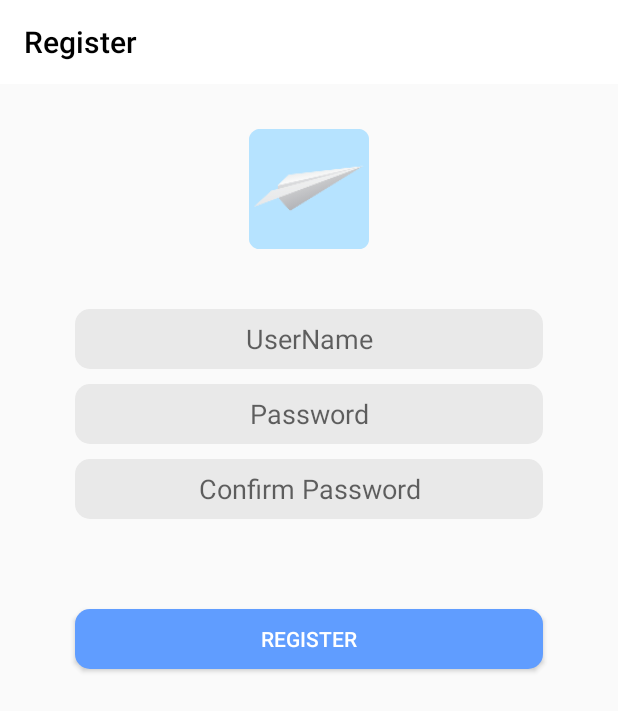
After one commit to WEIHAOLEE/ClickToFlight, an Android app: the layout activity_register.xml on its own in the app's theme, with its tools: preview values and no code run, on a phone screen of 412 x 824 dp. The commit adds this screen. Shown: the top 711 px of the screen. Run offline under Robolectric (Android 15) with nearby library versions, the phone set to English and light mode, and no system bars.

Commit message:
add login and register page (no logic)

```diff
--- a/app/src/main/AndroidManifest.xml
+++ b/app/src/main/AndroidManifest.xml
@@ -12,7 +12,9 @@
         android:supportsRtl="true"
         android:theme="@style/AppTheme"
         android:usesCleartextTraffic="true">
-        <activity android:name=".FlightInfoActivity"></activity>
+        <activity android:name=".RegisterActivity"></activity>
+        <activity android:name=".LoginActivity" />
+        <activity android:name=".FlightInfoActivity" />
         <activity android:name=".ConfirmActivity" />
         <activity
             android:name=".SearchActivity"
--- /dev/null
+++ b/app/src/main/res/layout/activity_register.xml
@@ -0,0 +1,93 @@
+<?xml version="1.0" encoding="utf-8"?>
+<RelativeLayout xmlns:android="http://schemas.android.com/apk/res/android"
+    xmlns:app="http://schemas.android.com/apk/res-auto"
+    xmlns:tools="http://schemas.android.com/tools"
+    android:layout_width="match_parent"
+    android:layout_height="match_parent"
+    tools:context=".RegisterActivity">
+
+
+    <!--解决状态栏与toolbar重叠问题-->
+    <View
+        android:id="@+id/view_bar"
+        android:layout_width="match_parent"
+        android:layout_height="0dp"
+        android:background="#FFFFFF" />
+
+    <androidx.appcompat.widget.Toolbar
+        android:id="@+id/tb_1"
+        android:layout_below="@+id/view_bar"
+        android:layout_width="match_parent"
+        android:layout_height="?attr/actionBarSize"
+        android:background="#FFFFFF"
+        app:title="Register"
+        app:titleTextColor="#000000"
+        android:theme="@style/ThemeOverlay.AppCompat.ActionBar"
+        app:popupTheme="@style/ThemeOverlay.AppCompat.Light"/>
+
+
+    <ImageView
+        android:id="@+id/iv_icon"
+        android:layout_below="@id/tb_1"
+        android:layout_width="80dp"
+        android:layout_height="80dp"
+        android:layout_centerHorizontal="true"
+        android:layout_marginTop="30dp"
+        android:background="@mipmap/ic_launcher" />
+
+
+    <EditText
+        android:id="@+id/et_id"
+        android:layout_marginTop="40dp"
+        android:layout_below="@id/iv_icon"
+        android:layout_width="match_parent"
+        android:layout_height="40dp"
+        android:layout_marginLeft="50dp"
+        android:layout_marginRight="50dp"
+        android:background="@drawable/boarding_reservation_round"
+        android:hint="UserName"
+        android:gravity="center"
+        android:inputType="text" />
+
+
+    <EditText
+        android:id="@+id/et_pwd"
+        android:layout_marginTop="10dp"
+        android:layout_below="@id/et_id"
+        android:layout_width="match_parent"
+        android:layout_height="40dp"
+        android:layout_marginLeft="50dp"
+        android:layout_marginRight="50dp"
+        android:hint="Password"
+        android:gravity="center"
+        android:background="@drawable/boarding_reservation_round"
+        android:inputType="numberPassword" />
+
+    <EditText
+        android:id="@+id/et_pwd_confirm"
+        android:layout_marginTop="10dp"
+        android:layout_below="@id/et_pwd"
+        android:layout_width="match_parent"
+        android:layout_height="40dp"
+        android:layout_marginLeft="50dp"
+        android:layout_marginRight="50dp"
+        android:hint="Confirm Password"
+        android:gravity="center"
+        android:background="@drawable/boarding_reservation_round"
+        android:inputType="numberPassword" />
+
+    <Button
+        android:id="@+id/bt_register"
+        android:layout_width="match_parent"
+        android:layout_height="40dp"
+        android:layout_below="@+id/et_pwd_confirm"
+        android:layout_marginTop="60dp"
+        android:layout_marginLeft="50dp"
+        android:layout_marginRight="50dp"
+        android:background="@drawable/boarding_book_round"
+        android:text="Register"
+        android:textColor="#FFFFFF"
+        android:layout_centerHorizontal="true"/>
+
+
+</RelativeLayout>
```
Also changed, not shown: app/src/main/java/com/sky/clicktoflight/LoginActivity.java (added, +36 -0 lines), app/src/main/java/com/sky/clicktoflight/RegisterActivity.java (added, +23 -0 lines), app/src/main/java/com/sky/clicktoflight/View/MeFragment.java (+33 -3 lines), app/src/main/res/layout/activity_login.xml (added, +106 -0 lines), app/src/main/res/layout/fragment_me.xml (+8 -1 lines).
